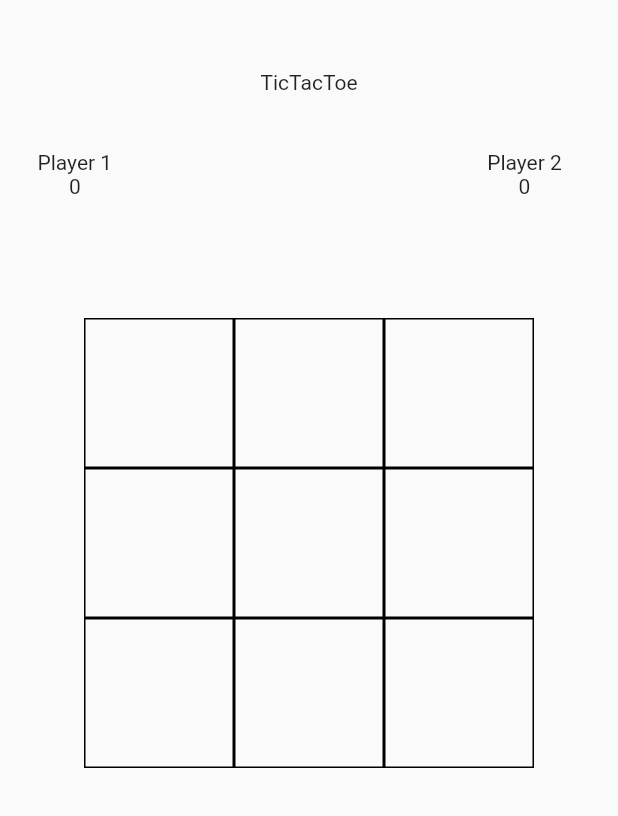
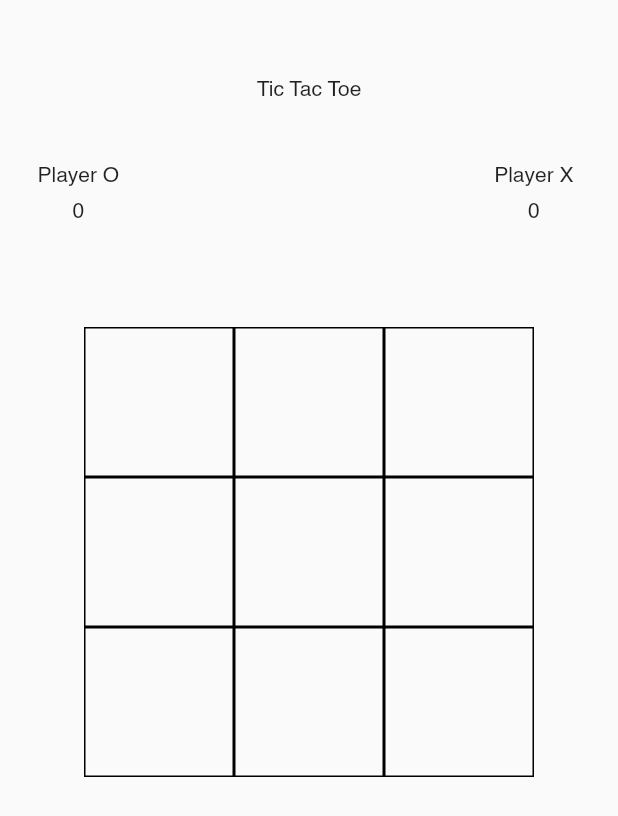
Before and after one commit to ayushnabar/TicTacToe, a Flutter app: the screen it shows after launch, on a phone screen of 412 x 824 dp. Shown: the top 816 px of the screen. Run offline on Flutter 3.47's test engine with Material 2 defaults, Android fonts, the phone set to English and light mode, and no system bars.

Commit message:
Front end changes

```diff
--- a/lib/game_board.dart
+++ b/lib/game_board.dart
@@ -18,6 +18,7 @@ class _GameBoardState extends State<GameBoard> {
   _createMatrix() {
     player1 = 0;
     player2 = 0;
+    size = 0;
     matrix = List<List>(3);
     for (int i = 0; i < matrix.length; i++) {
       matrix[i] = List(3);
@@ -35,12 +36,13 @@ class _GameBoardState extends State<GameBoard> {
       //Row(mainAxisAlignment: MainAxisAlignment.center, children: [
       Container(
           height: 100,
-          padding: const EdgeInsets.fromLTRB(0, 10, 0, 0),
+          padding: const EdgeInsets.fromLTRB(0, 20, 0, 0),
           child: Align(
               alignment: Alignment.center,
               child: Text(
-                "TicTacToe",
+                "Tic Tac Toe",
                 textAlign: TextAlign.center,
+                style: TextStyle(fontFamily: 'Sans Serif'),
               ))),
       Row(
         children: [
@@ -50,21 +52,34 @@ class _GameBoardState extends State<GameBoard> {
                 children: [
                   Container(
                       // left top right bottom
-                      padding: const EdgeInsets.fromLTRB(25, 0, 0, 80),
-                      child: Text(
-                        "Player 1\n" + player1.toString(),
-                        textAlign: TextAlign.center,
-                      ))
+                      padding: const EdgeInsets.fromLTRB(25, 10, 0, 0),
+                      child: Text("Player O",
+                          textAlign: TextAlign.center,
+                          style: TextStyle(fontFamily: 'Sans Serif'))),
+                  Container(
+                      padding: const EdgeInsets.fromLTRB(25, 10, 0, 70),
+                      child: Text(player1.toString(),
+                          textAlign: TextAlign.center,
+                          style: TextStyle(fontFamily: 'Sans Serif')))
                 ]),
             Column(mainAxisAlignment: MainAxisAlignment.center,
                 //padding: const EdgeInsets.fromLTRB(70, 100, 160, 100),
                 children: [
                   Container(
-                      padding: const EdgeInsets.fromLTRB(250, 0, 0, 80),
+                      padding: const EdgeInsets.fromLTRB(250, 10, 0, 0),
                       child: Text(
-                        "Player 2\n" + player2.toString(),
+                        "Player X",
                         textAlign: TextAlign.center,
-                      ))
+                        style: TextStyle(fontFamily: 'Sans Serif'),
+                      )),
+                  Container(
+                    padding: const EdgeInsets.fromLTRB(250, 10, 0, 70),
+                    child: Text(
+                      player2.toString(),
+                      textAlign: TextAlign.center,
+                      style: TextStyle(fontFamily: 'Sans Serif'),
+                    ),
+                  )
                 ])
           ]),
         ],
@@ -96,6 +111,7 @@ class _GameBoardState extends State<GameBoard> {
     ])));
   }
 
+  var size = 0;
   String _lastChar = ' ';
   _buildSquare(int i, int j) {
     return GestureDetector(
@@ -103,6 +119,10 @@ class _GameBoardState extends State<GameBoard> {
           _changeBoard(i, j);
           _checkWinner(i, j);
           _calculateScore(i, j);
+          size++;
+          if (size == 9) {
+            _printTieGame();
+          }
         },
         child: Container(
             width: 100,
@@ -142,15 +162,15 @@ class _GameBoardState extends State<GameBoard> {
       if (matrix[count][count] == toCheckFor) {
         diag++;
       }
-      if (matrix[i][matrix.length - count - 1] == toCheckFor) {
+      if (matrix[count][matrix.length - count - 1] == toCheckFor) {
         rdiag++;
       }
     }
     if (row == length || col == length || diag == length || rdiag == length) {
       if (toCheckFor == 'O') {
+        _printWinner("Player O");
+      } else if (toCheckFor == 'X') {
         _printWinner("Player X");
-      } else if (toCheckFor == 'X') {
-        _printWinner("Player O");
       }
     }
   }
@@ -161,6 +181,27 @@ class _GameBoardState extends State<GameBoard> {
     } else if (matrix[first][second] == 'X') {
       player2++;
     }
+  }
+
+  _printTieGame() {
+    showDialog(
+        context: context,
+        builder: (context) {
+          return AlertDialog(
+            title: Text("It's a Tie!"),
+            content: Text("Click to reset game."),
+            actions: <Widget>[
+              FlatButton(
+                  child: Text("Reset Button"),
+                  onPressed: () {
+                    Navigator.of(context).pop();
+                    setState(() {
+                      _createMatrix();
+                    });
+                  })
+            ],
+          );
+        });
   }
 
   _printWinner(String winner) {
--- a/pubspec.yaml
+++ b/pubspec.yaml
@@ -54,7 +54,10 @@ flutter:
 
   # For details regarding adding assets from package dependencies, see
   # https://flutter.dev/assets-and-images/#from-packages
-
+  fonts:
+    - family: Sans Serif
+      fonts:
+        - asset: assets/fonts/helvetica.ttf
   # To add custom fonts to your application, add a fonts section here,
   # in this "flutter" section. Each entry in this list should have a
   # "family" key with the font family name, and a "fonts" key with a
```
Also changed, not shown: assets/fonts/helvetica.ttf (added), 1 other file.
